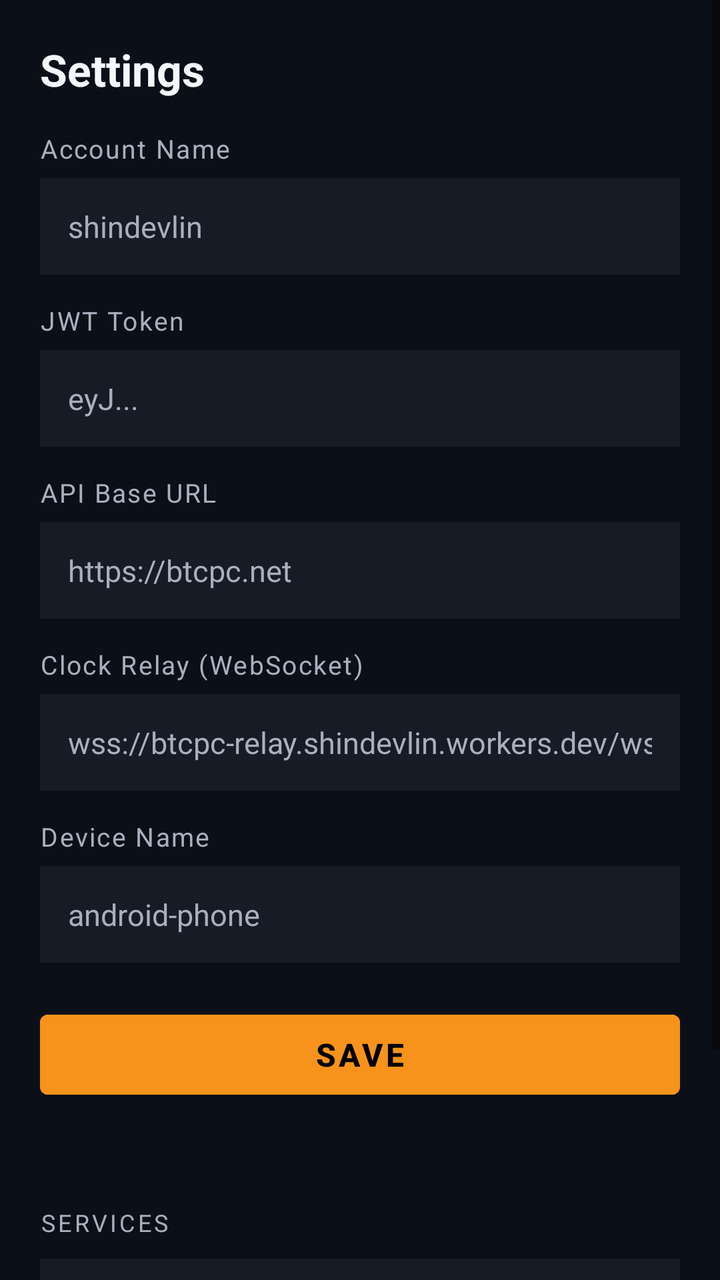
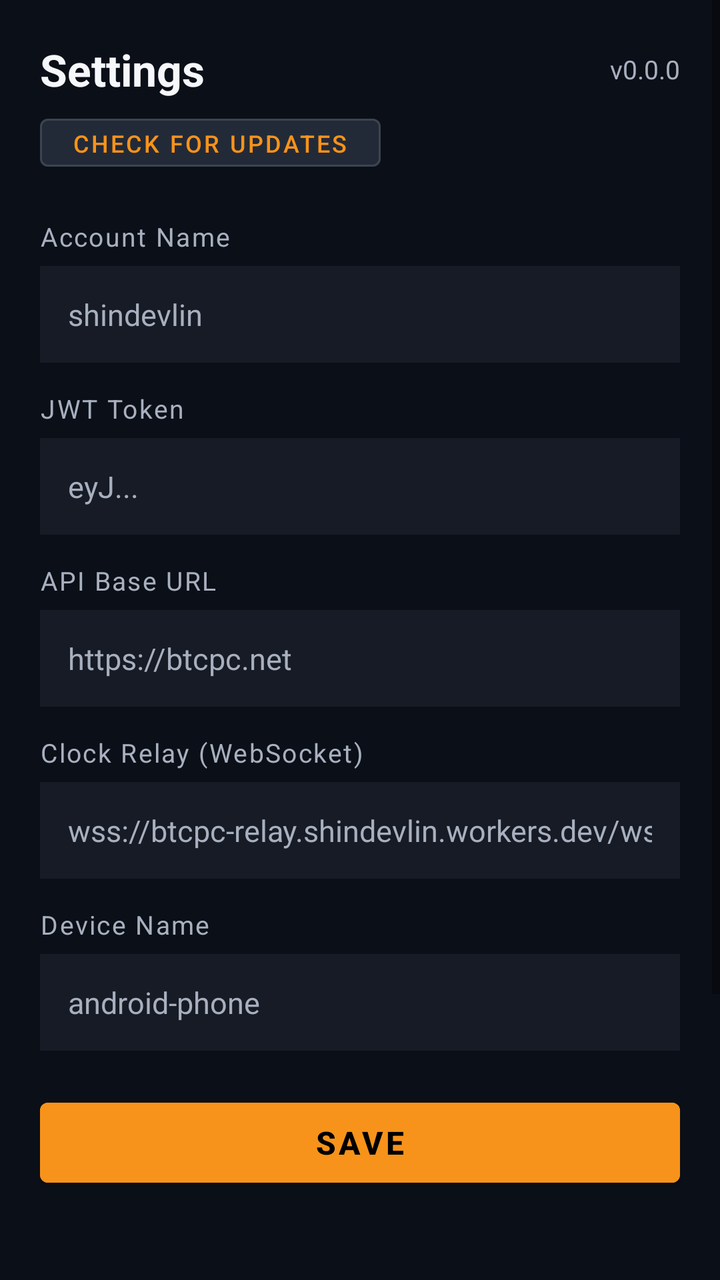

Before-and-after screenshots of an Android layout around one commit, followed by the original layout XML and the change that was made.
<!-- AndroidManifest.xml: application theme AppTheme -->
<!-- res/layout/fragment_settings.xml -->
<?xml version="1.0" encoding="utf-8"?>
<ScrollView xmlns:android="http://schemas.android.com/apk/res/android"
    android:layout_width="match_parent"
    android:layout_height="match_parent"
    android:background="@color/btcpc_bg"
    android:fillViewport="true">

    <LinearLayout
        android:layout_width="match_parent"
        android:layout_height="wrap_content"
        android:orientation="vertical"
        android:padding="20dp">

        <TextView
            android:layout_width="wrap_content"
            android:layout_height="wrap_content"
            android:layout_marginBottom="16dp"
            android:text="Settings"
            android:textColor="@color/btcpc_text"
            android:textSize="22sp"
            android:textStyle="bold" />

        
        <TextView
            android:layout_width="wrap_content"
            android:layout_height="wrap_content"
            android:text="Account Name"
            android:textColor="@color/btcpc_muted"
            android:textSize="13sp"
            android:letterSpacing="0.06" />

        <EditText
            android:id="@+id/settings_account"
            android:layout_width="match_parent"
            android:layout_height="wrap_content"
            android:layout_marginTop="6dp"
            android:layout_marginBottom="14dp"
            android:background="@color/btcpc_surface"
            android:hint="shindevlin"
            android:inputType="text"
            android:padding="14dp"
            android:textColor="@color/btcpc_text"
            android:textColorHint="@color/btcpc_muted"
            android:textSize="15sp" />

        
        <TextView
            android:layout_width="wrap_content"
            android:layout_height="wrap_content"
            android:text="JWT Token"
            android:textColor="@color/btcpc_muted"
            android:textSize="13sp"
            android:letterSpacing="0.06" />

        <EditText
            android:id="@+id/settings_jwt"
            android:layout_width="match_parent"
            android:layout_height="wrap_content"
            android:layout_marginTop="6dp"
            android:layout_marginBottom="14dp"
            android:background="@color/btcpc_surface"
            android:hint="eyJ..."
            android:inputType="textPassword"
            android:padding="14dp"
            android:textColor="@color/btcpc_text"
            android:textColorHint="@color/btcpc_muted"
            android:textSize="15sp" />

        
        <TextView
            android:layout_width="wrap_content"
            android:layout_height="wrap_content"
            android:text="API Base URL"
            android:textColor="@color/btcpc_muted"
            android:textSize="13sp"
            android:letterSpacing="0.06" />

        <EditText
            android:id="@+id/settings_api_url"
            android:layout_width="match_parent"
            android:layout_height="wrap_content"
            android:layout_marginTop="6dp"
            android:layout_marginBottom="14dp"
            android:background="@color/btcpc_surface"
            android:hint="https://btcpc.net"
            android:inputType="textUri"
            android:padding="14dp"
            android:textColor="@color/btcpc_text"
            android:textColorHint="@color/btcpc_muted"
            android:textSize="15sp" />

        
        <TextView
            android:layout_width="wrap_content"
            android:layout_height="wrap_content"
            android:text="Clock Relay (WebSocket)"
            android:textColor="@color/btcpc_muted"
            android:textSize="13sp"
            android:letterSpacing="0.06" />

        <EditText
            android:id="@+id/settings_relay_url"
            android:layout_width="match_parent"
            android:layout_height="wrap_content"
            android:layout_marginTop="6dp"
            android:layout_marginBottom="14dp"
            android:background="@color/btcpc_surface"
            android:hint="wss://btcpc-relay.shindevlin.workers.dev/ws"
            android:inputType="textUri"
            android:padding="14dp"
            android:textColor="@color/btcpc_text"
            android:textColorHint="@color/btcpc_muted"
            android:textSize="15sp" />

        
        <TextView
            android:layout_width="wrap_content"
            android:layout_height="wrap_content"
            android:text="Device Name"
            android:textColor="@color/btcpc_muted"
            android:textSize="13sp"
            android:letterSpacing="0.06" />

        <EditText
            android:id="@+id/settings_device_name"
            android:layout_width="match_parent"
            android:layout_height="wrap_content"
            android:layout_marginTop="6dp"
            android:layout_marginBottom="20dp"
            android:background="@color/btcpc_surface"
            android:hint="android-phone"
            android:inputType="text"
            android:padding="14dp"
            android:textColor="@color/btcpc_text"
            android:textColorHint="@color/btcpc_muted"
            android:textSize="15sp" />

        <com.google.android.material.button.MaterialButton
            android:id="@+id/settings_save_btn"
            android:layout_width="match_parent"
            android:layout_height="52dp"
            android:backgroundTint="@color/btcpc_orange"
            android:text="Save"
            android:textColor="@android:color/black"
            android:textSize="16sp"
            android:textStyle="bold" />

        <TextView
            android:id="@+id/settings_save_status"
            android:layout_width="match_parent"
            android:layout_height="wrap_content"
            android:layout_marginTop="8dp"
            android:gravity="center"
            android:text=""
            android:textColor="@color/btcpc_green"
            android:textSize="13sp" />

        
        <TextView
            android:layout_width="wrap_content"
            android:layout_height="wrap_content"
            android:layout_marginTop="24dp"
            android:layout_marginBottom="10dp"
            android:text="SERVICES"
            android:textColor="@color/btcpc_muted"
            android:textSize="12sp"
            android:letterSpacing="0.12" />

        <LinearLayout
            android:layout_width="match_parent"
            android:layout_height="wrap_content"
            android:orientation="vertical"
            android:background="@color/btcpc_surface"
            android:padding="12dp">

            <LinearLayout
                android:layout_width="match_parent"
                android:layout_height="wrap_content"
                android:orientation="horizontal"
                android:gravity="center_vertical"
                android:paddingVertical="8dp">

                <TextView
                    android:layout_width="0dp"
                    android:layout_height="wrap_content"
                    android:layout_weight="1"
                    android:text="Relay (Flipper)"
                    android:textColor="@color/btcpc_text"
                    android:textSize="14sp" />

                <TextView
                    android:id="@+id/settings_relay_status"
                    android:layout_width="wrap_content"
                    android:layout_height="wrap_content"
                    android:text="--"
                    android:textColor="@color/btcpc_muted"
                    android:textSize="13sp" />

            </LinearLayout>

            <View
                android:layout_width="match_parent"
                android:layout_height="1dp"
                android:background="@color/btcpc_surface_alt" />

            <LinearLayout
                android:layout_width="match_parent"
                android:layout_height="wrap_content"
                android:orientation="horizontal"
                android:gravity="center_vertical"
                android:paddingVertical="8dp">

                <TextView
                    android:layout_width="0dp"
                    android:layout_height="wrap_content"
                    android:layout_weight="1"
                    android:text="Clock Peer"
                    android:textColor="@color/btcpc_text"
                    android:textSize="14sp" />

                <TextView
                    android:id="@+id/settings_clock_status"
                    android:layout_width="wrap_content"
                    android:layout_height="wrap_content"
                    android:text="--"
                    android:textColor="@color/btcpc_muted"
                    android:textSize="13sp" />

            </LinearLayout>

            <View
                android:layout_width="match_parent"
                android:layout_height="1dp"
                android:background="@color/btcpc_surface_alt" />

            <LinearLayout
                android:layout_width="match_parent"
                android:layout_height="wrap_content"
                android:orientation="horizontal"
                android:gravity="center_vertical"
                android:paddingVertical="8dp">

                <TextView
                    android:layout_width="0dp"
                    android:layout_height="wrap_content"
                    android:layout_weight="1"
                    android:text="Sensors"
                    android:textColor="@color/btcpc_text"
                    android:textSize="14sp" />

                <TextView
                    android:id="@+id/settings_sensor_status"
                    android:layout_width="wrap_content"
                    android:layout_height="wrap_content"
                    android:text="--"
                    android:textColor="@color/btcpc_muted"
                    android:textSize="13sp" />

            </LinearLayout>

        </LinearLayout>

    </LinearLayout>
</ScrollView>
<!-- resources referenced by this layout -->
<resources>
  <color name="btcpc_bg">#0B0F17</color>
  <color name="btcpc_green">#22C55E</color>
  <color name="btcpc_muted">#A8B0BF</color>
  <color name="btcpc_orange">#F7931A</color>
  <color name="btcpc_surface">#161B25</color>
  <color name="btcpc_surface_alt">#232A37</color>
  <color name="btcpc_text">#F5F7FA</color>
  <style name="AppTheme" parent="Theme.MaterialComponents.DayNight.NoActionBar">
          <item name="colorPrimary">@color/btcpc_orange</item>
          <item name="colorPrimaryVariant">@color/btcpc_surface_alt</item>
          <item name="colorOnPrimary">@android:color/black</item>
          <item name="colorSecondary">@color/btcpc_green</item>
          <item name="colorOnSecondary">@android:color/black</item>
          <item name="colorSurface">@color/btcpc_surface</item>
          <item name="colorOnSurface">@color/btcpc_text</item>
          <item name="android:colorBackground">@color/btcpc_bg</item>
          <item name="colorOnBackground">@color/btcpc_text</item>
          <item name="android:windowBackground">@color/btcpc_bg</item>
          <item name="android:statusBarColor">@color/btcpc_bg</item>
          <item name="android:navigationBarColor">@color/btcpc_surface</item>
          <item name="materialThemeOverlay">@style/ThemeOverlay.BtcpcDark</item>
      </style>
  <style name="ThemeOverlay.BtcpcDark" parent="">
          <item name="colorControlHighlight">#33F7931A</item>
          <item name="colorControlActivated">@color/btcpc_orange</item>
      </style>
</resources>

<!-- the commit's change to res/layout/fragment_settings.xml (unified diff, before → after) -->
@@ -11,14 +11,64 @@
         android:orientation="vertical"
         android:padding="20dp">
 
-        <TextView
-            android:layout_width="wrap_content"
-            android:layout_height="wrap_content"
-            android:layout_marginBottom="16dp"
-            android:text="Settings"
-            android:textColor="@color/btcpc_text"
-            android:textSize="22sp"
-            android:textStyle="bold" />
+        
+        <LinearLayout
+            android:layout_width="match_parent"
+            android:layout_height="wrap_content"
+            android:orientation="horizontal"
+            android:gravity="center_vertical"
+            android:layout_marginBottom="4dp">
+
+            <TextView
+                android:layout_width="0dp"
+                android:layout_height="wrap_content"
+                android:layout_weight="1"
+                android:text="Settings"
+                android:textColor="@color/btcpc_text"
+                android:textSize="22sp"
+                android:textStyle="bold" />
+
+            <TextView
+                android:id="@+id/settings_version"
+                android:layout_width="wrap_content"
+                android:layout_height="wrap_content"
+                android:text="v0.0.0"
+                android:textColor="@color/btcpc_muted"
+                android:textSize="13sp" />
+
+        </LinearLayout>
+
+        
+        <LinearLayout
+            android:layout_width="match_parent"
+            android:layout_height="wrap_content"
+            android:orientation="horizontal"
+            android:gravity="center_vertical"
+            android:layout_marginBottom="20dp">
+
+            <TextView
+                android:id="@+id/settings_update_status"
+                android:layout_width="0dp"
+                android:layout_height="wrap_content"
+                android:layout_weight="1"
+                android:text=""
+                android:textColor="@color/btcpc_muted"
+                android:textSize="12sp"
+                android:visibility="gone" />
+
+            <com.google.android.material.button.MaterialButton
+                android:id="@+id/settings_update_btn"
+                android:layout_width="wrap_content"
+                android:layout_height="36dp"
+                android:backgroundTint="@color/btcpc_surface_alt"
+                android:text="Check for updates"
+                android:textColor="@color/btcpc_orange"
+                android:textSize="12sp"
+                style="@style/Widget.MaterialComponents.Button.OutlinedButton"
+                android:strokeColor="@color/btcpc_orange"
+                android:strokeWidth="1" />
+
+        </LinearLayout>
 
         
         <TextView
